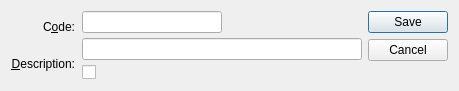
Before: the Qt Designer form guiclient/vendorType.ui in interhawk/qt-client, drawn with Qt 5.
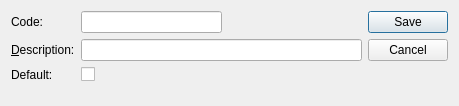
After: the same form once the commit is applied. Custom widgets are drawn as their Qt base class.

Commit message: [34079] Fix missing Vendor Type Default Label. Properly align widgets on screen.  Add default visibility to list

```diff
--- a/guiclient/vendorType.ui
+++ b/guiclient/vendorType.ui
@@ -14,7 +14,7 @@
     <x>0</x>
     <y>0</y>
     <width>459</width>
-    <height>90</height>
+    <height>106</height>
    </rect>
   </property>
   <property name="windowTitle">
@@ -22,54 +22,23 @@
   </property>
   <layout class="QGridLayout" name="gridLayout">
    <item row="0" column="0">
-    <layout class="QVBoxLayout">
-     <property name="spacing">
-      <number>0</number>
-     </property>
+    <layout class="QHBoxLayout" name="horizontalLayout">
      <item>
-      <layout class="QHBoxLayout">
-       <property name="spacing">
-        <number>7</number>
-       </property>
-       <item>
-        <layout class="QVBoxLayout">
-         <property name="spacing">
-          <number>5</number>
-         </property>
-         <item>
-          <widget class="QLabel" name="_codeLit">
-           <property name="text">
-            <string>C&amp;ode:</string>
-           </property>
-           <property name="alignment">
-            <set>Qt::AlignRight|Qt::AlignTrailing|Qt::AlignVCenter</set>
-           </property>
-           <property name="buddy">
-            <cstring>_code</cstring>
-           </property>
-          </widget>
-         </item>
-         <item>
+      <layout class="QGridLayout" name="gridLayout_3">
+       <item row="1" column="0">
           <widget class="QLabel" name="_descriptionLit">
            <property name="text">
             <string>&amp;Description:</string>
            </property>
-           <property name="alignment">
-            <set>Qt::AlignRight|Qt::AlignTrailing|Qt::AlignVCenter</set>
-           </property>
            <property name="buddy">
             <cstring>_description</cstring>
            </property>
           </widget>
          </item>
-        </layout>
+       <item row="1" column="1">
+        <widget class="XLineEdit" name="_description"/>
        </item>
-       <item>
-        <layout class="QVBoxLayout">
-         <property name="spacing">
-          <number>5</number>
-         </property>
-         <item>
+       <item row="0" column="1">
           <layout class="QHBoxLayout">
            <property name="spacing">
             <number>0</number>
@@ -95,35 +64,26 @@
            </item>
           </layout>
          </item>
-         <item>
-          <widget class="XLineEdit" name="_description"/>
-         </item>
-         <item>
+       <item row="2" column="1">
           <widget class="QCheckBox" name="_default"/>
          </item>
-        </layout>
+       <item row="0" column="0">
+        <widget class="QLabel" name="label">
+         <property name="text">
+          <string>Code:</string>
+         </property>
+        </widget>
+       </item>
+       <item row="2" column="0">
+        <widget class="QLabel" name="label_2">
+         <property name="text">
+          <string>Default:</string>
+         </property>
+        </widget>
        </item>
       </layout>
      </item>
      <item>
-      <spacer name="Spacer82">
-       <property name="orientation">
-        <enum>Qt::Vertical</enum>
-       </property>
-       <property name="sizeType">
-        <enum>QSizePolicy::Expanding</enum>
-       </property>
-       <property name="sizeHint" stdset="0">
-        <size>
-         <width>20</width>
-         <height>16</height>
-        </size>
-       </property>
-      </spacer>
-     </item>
-    </layout>
-   </item>
-   <item row="0" column="1">
     <widget class="QDialogButtonBox" name="_buttonBox">
      <property name="orientation">
       <enum>Qt::Vertical</enum>
@@ -134,6 +94,21 @@
     </widget>
    </item>
   </layout>
+   </item>
+   <item row="1" column="0">
+    <spacer name="verticalSpacer">
+     <property name="orientation">
+      <enum>Qt::Vertical</enum>
+     </property>
+     <property name="sizeHint" stdset="0">
+      <size>
+       <width>20</width>
+       <height>40</height>
+      </size>
+     </property>
+    </spacer>
+   </item>
+  </layout>
  </widget>
  <layoutdefault spacing="6" margin="11"/>
  <customwidgets>
```
Left out of the diff: 3 changed lines with no effect on the pictures. Lines whose indentation alone changed are shown as unchanged. The commit also changes 2 other files.
